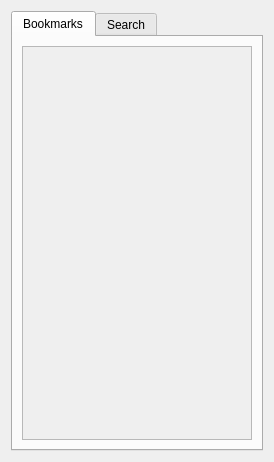
This is ui/qqtotozmanager.ui in dguihal/quteqoin as Qt 5 draws it before an edit. The edited form follows.
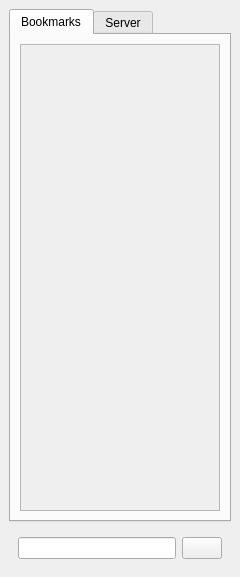
This is the edited form. The open tabs and pages were chosen to show the change. Icons and pictures are not drawn.

```diff
--- a/ui/qqtotozmanager.ui
+++ b/ui/qqtotozmanager.ui
@@ -1,24 +1,31 @@
 <?xml version="1.0" encoding="UTF-8"?>
 <ui version="4.0">
  <class>QQTotozManager</class>
- <widget class="QDialog" name="QQTotozManager">
+ <widget class="QDockWidget" name="QQTotozManager">
   <property name="geometry">
    <rect>
     <x>0</x>
     <y>0</y>
-    <width>250</width>
-    <height>462</height>
+    <width>220</width>
+    <height>577</height>
    </rect>
   </property>
   <property name="sizePolicy">
-   <sizepolicy hsizetype="Minimum" vsizetype="Expanding">
-    <horstretch>0</horstretch>
+   <sizepolicy hsizetype="Minimum" vsizetype="Preferred">
+    <horstretch>220</horstretch>
     <verstretch>0</verstretch>
    </sizepolicy>
   </property>
+  <property name="minimumSize">
+   <size>
+    <width>220</width>
+    <height>182</height>
+   </size>
+  </property>
   <property name="windowTitle">
    <string>Dialog</string>
   </property>
+  <widget class="QWidget" name="dockWidgetContents">
   <layout class="QVBoxLayout" name="verticalLayout">
    <item>
     <widget class="QTabWidget" name="qqTMTabWidget">
@@ -35,47 +42,80 @@
       <attribute name="title">
        <string>Bookmarks</string>
       </attribute>
-      <layout class="QHBoxLayout" name="horizontalLayout">
-       <item>
-        <widget class="QScrollArea" name="bookmarksScrollArea">
-         <property name="minimumSize">
-          <size>
-           <width>200</width>
-           <height>0</height>
-          </size>
-         </property>
-         <property name="baseSize">
-          <size>
-           <width>200</width>
-           <height>0</height>
-          </size>
-         </property>
-         <property name="widgetResizable">
-          <bool>true</bool>
-         </property>
-         <widget class="QWidget" name="bookmarksScrollAreaContents">
-          <property name="geometry">
-           <rect>
-            <x>0</x>
-            <y>0</y>
-            <width>220</width>
-            <height>410</height>
-           </rect>
-          </property>
-         </widget>
-        </widget>
-       </item>
-      </layout>
-     </widget>
-     <widget class="QWidget" name="searchTab">
-      <attribute name="title">
-       <string>Search</string>
-      </attribute>
-      <layout class="QVBoxLayout" name="verticalLayout_2">
-       <item>
-        <widget class="QWidget" name="widget" native="true">
          <layout class="QHBoxLayout" name="horizontalLayout_2">
           <item>
+         <widget class="QScrollArea" name="bookmarkScrollArea">
+          <property name="sizePolicy">
+           <sizepolicy hsizetype="Minimum" vsizetype="Expanding">
+            <horstretch>0</horstretch>
+            <verstretch>0</verstretch>
+           </sizepolicy>
+          </property>
+          <property name="minimumSize">
+           <size>
+            <width>200</width>
+            <height>0</height>
+           </size>
+          </property>
+          <property name="widgetResizable">
+           <bool>true</bool>
+          </property>
+          <widget class="QWidget" name="bookmSAWidgetContents">
+           <property name="geometry">
+            <rect>
+             <x>0</x>
+             <y>0</y>
+             <width>194</width>
+             <height>468</height>
+            </rect>
+           </property>
+          </widget>
+         </widget>
+        </item>
+       </layout>
+      </widget>
+      <widget class="QWidget" name="serverWidget">
+       <attribute name="title">
+        <string>Server</string>
+       </attribute>
+       <layout class="QHBoxLayout" name="horizontalLayout_3">
+        <item>
+         <widget class="QScrollArea" name="serverScrollArea">
+          <property name="sizePolicy">
+           <sizepolicy hsizetype="Minimum" vsizetype="Expanding">
+            <horstretch>0</horstretch>
+            <verstretch>0</verstretch>
+           </sizepolicy>
+          </property>
+          <property name="minimumSize">
+           <size>
+            <width>200</width>
+            <height>0</height>
+           </size>
+          </property>
+          <property name="widgetResizable">
+           <bool>true</bool>
+          </property>
+          <widget class="QWidget" name="serverScrollAreaContents">
+           <property name="geometry">
+            <rect>
+             <x>0</x>
+             <y>0</y>
+             <width>194</width>
+             <height>16</height>
+            </rect>
+           </property>
+          </widget>
+         </widget>
+        </item>
+       </layout>
+      </widget>
+     </widget>
+    </item>
+    <item>
+     <widget class="QWidget" name="widget" native="true">
+      <layout class="QHBoxLayout" name="horizontalLayout">
+       <item>
            <widget class="QLineEdit" name="searchLineEdit"/>
           </item>
           <item>
@@ -92,46 +132,8 @@
          </layout>
         </widget>
        </item>
-       <item>
-        <widget class="QScrollArea" name="searchScrollArea">
-         <property name="sizePolicy">
-          <sizepolicy hsizetype="Fixed" vsizetype="Expanding">
-           <horstretch>0</horstretch>
-           <verstretch>0</verstretch>
-          </sizepolicy>
-         </property>
-         <property name="minimumSize">
-          <size>
-           <width>230</width>
-           <height>0</height>
-          </size>
-         </property>
-         <property name="baseSize">
-          <size>
-           <width>0</width>
-           <height>0</height>
-          </size>
-         </property>
-         <property name="widgetResizable">
-          <bool>true</bool>
-         </property>
-         <widget class="QWidget" name="searchScrollAreaContents">
-          <property name="geometry">
-           <rect>
-            <x>0</x>
-            <y>0</y>
-            <width>224</width>
-            <height>373</height>
-           </rect>
-          </property>
-         </widget>
-        </widget>
-       </item>
-      </layout>
-     </widget>
-    </widget>
-   </item>
-  </layout>
+   </layout>
+  </widget>
  </widget>
  <resources>
   <include location="../rc/tribunesDef.qrc"/>
```
Left out of the diff: 8 changed lines with no effect on the pictures. Lines whose indentation alone changed are shown as unchanged.
